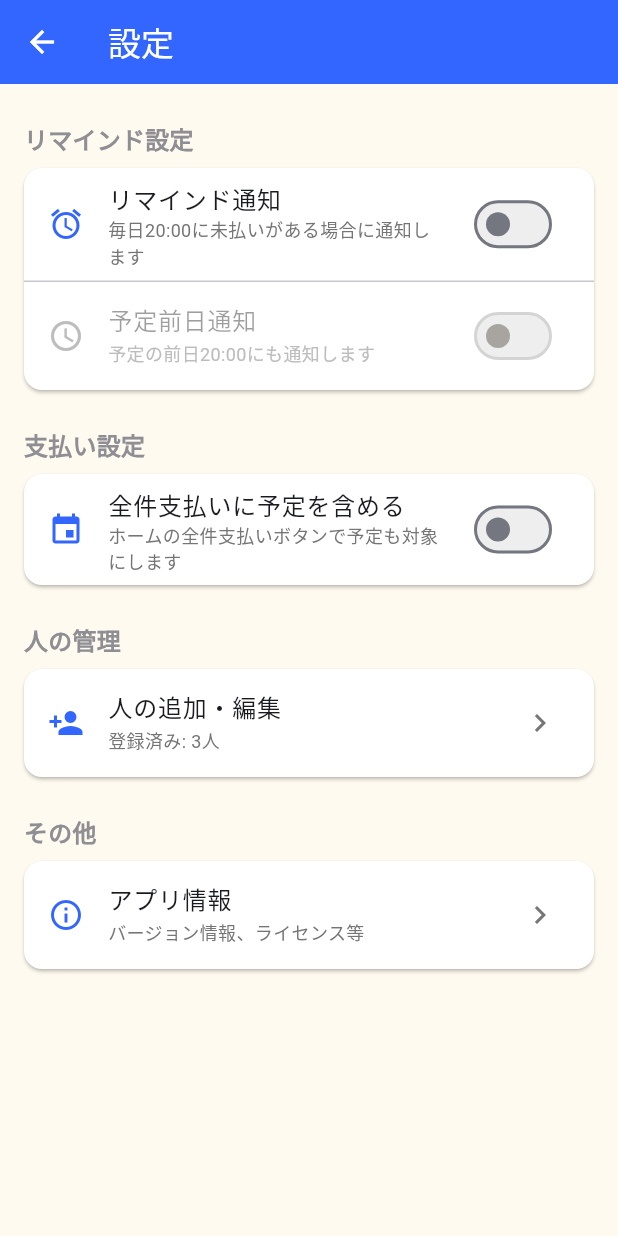
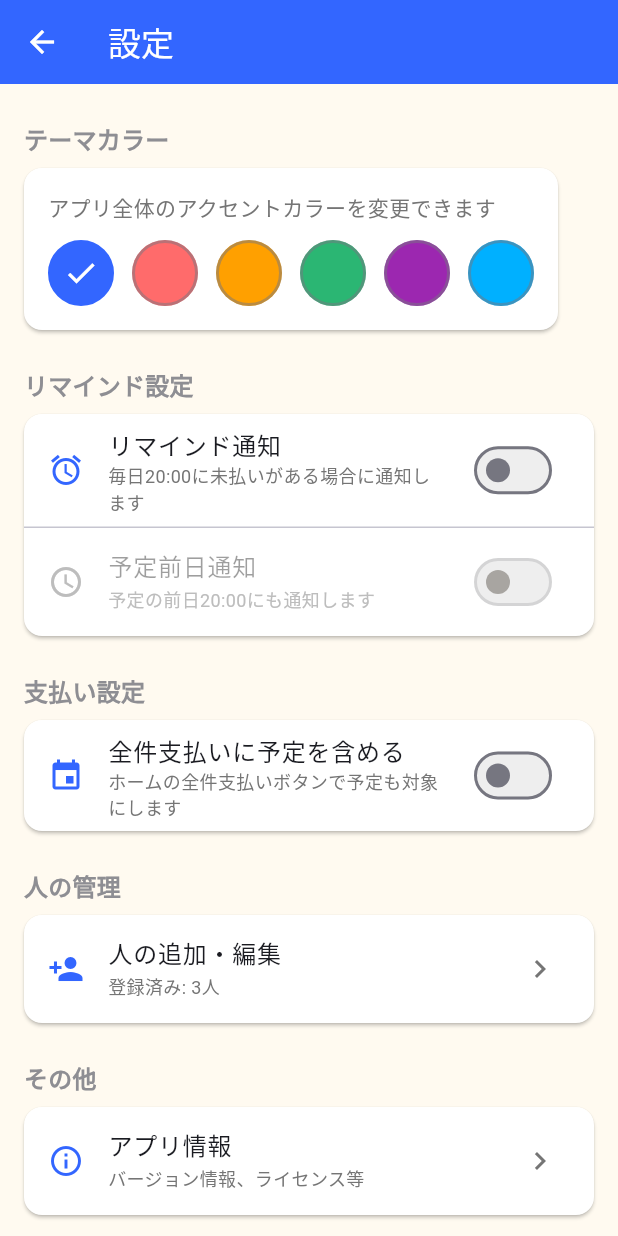
Before and after one commit to N-plus/PaymentCalendar, a Flutter app: the screen it shows after launch, after a tap on the "settings" icon, on a phone screen of 412 x 824 dp. Run offline on Flutter 3.47's test engine with Material 3 defaults, Android fonts, the phone set to English and light mode, and no system bars; our stand-ins replace flutter_local_notifications, flutter_riverpod, image_picker, shared_preferences, timezone.

Commit message:
Allow selecting and saving theme color

```diff
--- a/lib/main.dart
+++ b/lib/main.dart
@@ -1,6 +1,7 @@
 import 'package:flutter/material.dart';
 import 'package:flutter_local_notifications/flutter_local_notifications.dart';
 import 'package:flutter_riverpod/flutter_riverpod.dart';
+import 'package:shared_preferences/shared_preferences.dart';
 
 import 'providers/settings_provider.dart';
 import 'screens/home/home_screen.dart';
@@ -12,10 +13,12 @@ Future<void> main() async {
   WidgetsFlutterBinding.ensureInitialized();
   final reminderService = ReminderService(FlutterLocalNotificationsPlugin());
   await reminderService.initialize();
+  final preferences = await SharedPreferences.getInstance();
   runApp(
     ProviderScope(
       overrides: [
         reminderServiceProvider.overrideWithValue(reminderService),
+        sharedPreferencesProvider.overrideWithValue(preferences),
       ],
       child: const PaymentCalendarApp(),
     ),
@@ -28,16 +31,27 @@ class PaymentCalendarApp extends ConsumerWidget {
   @override
   Widget build(BuildContext context, WidgetRef ref) {
     ref.watch(reminderCoordinatorProvider);
+    final settings = ref.watch(settingsProvider);
+    final themeColor = settings.themeColor;
+    final colorScheme = ColorScheme.fromSeed(seedColor: themeColor).copyWith(
+      background: const Color(0xFFFFFAF0),
+      surface: const Color(0xFFFFFAF0),
+      primary: themeColor,
+    );
     return MaterialApp(
       title: 'Payment Calendar',
       debugShowCheckedModeBanner: false,
       theme: ThemeData(
-        colorScheme: ColorScheme.fromSeed(seedColor: const Color(0xFF3366CC))
-            .copyWith(
-          background: const Color(0xFFFFFAF0),
-          surface: const Color(0xFFFFFAF0),
+        colorScheme: colorScheme,
+        scaffoldBackgroundColor: const Color(0xFFFFFAF0),
+        appBarTheme: AppBarTheme(
+          backgroundColor: colorScheme.primary,
+          foregroundColor: Colors.white,
         ),
-        scaffoldBackgroundColor: const Color(0xFFFFFAF0),
+        floatingActionButtonTheme: FloatingActionButtonThemeData(
+          backgroundColor: colorScheme.primary,
+          foregroundColor: Colors.white,
+        ),
         inputDecorationTheme: InputDecorationTheme(
           border: OutlineInputBorder(
             borderRadius: BorderRadius.circular(8),
@@ -96,7 +110,7 @@ class _RootPageState extends ConsumerState<RootPage> {
       ),
       bottomNavigationBar: BottomNavigationBar(
         currentIndex: _index,
-        selectedItemColor: const Color(0xFF3366FF),
+        selectedItemColor: Theme.of(context).colorScheme.primary,
         onTap: (value) => setState(() => _index = value),
         items: const [
           BottomNavigationBarItem(
--- a/lib/models/settings.dart
+++ b/lib/models/settings.dart
@@ -1,18 +1,25 @@
+import 'package:flutter/material.dart';
+
+const Color kDefaultThemeColor = Color(0xFF3366FF);
+
 class SettingsState {
   const SettingsState({
     this.reminderEnabled = false,
     this.plannedReminderEnabled = false,
     this.quickPayIncludesPlanned = false,
+    this.themeColor = kDefaultThemeColor,
   });
 
   final bool reminderEnabled;
   final bool plannedReminderEnabled;
   final bool quickPayIncludesPlanned;
+  final Color themeColor;
 
   SettingsState copyWith({
     bool? reminderEnabled,
     bool? plannedReminderEnabled,
     bool? quickPayIncludesPlanned,
+    Color? themeColor,
   }) {
     return SettingsState(
       reminderEnabled: reminderEnabled ?? this.reminderEnabled,
@@ -20,6 +27,7 @@ class SettingsState {
           plannedReminderEnabled ?? this.plannedReminderEnabled,
       quickPayIncludesPlanned:
           quickPayIncludesPlanned ?? this.quickPayIncludesPlanned,
+      themeColor: themeColor ?? this.themeColor,
     );
   }
 
@@ -31,7 +39,8 @@ class SettingsState {
     return other is SettingsState &&
         other.reminderEnabled == reminderEnabled &&
         other.plannedReminderEnabled == plannedReminderEnabled &&
-        other.quickPayIncludesPlanned == quickPayIncludesPlanned;
+        other.quickPayIncludesPlanned == quickPayIncludesPlanned &&
+        other.themeColor == themeColor;
   }
 
   @override
@@ -39,5 +48,6 @@ class SettingsState {
         reminderEnabled,
         plannedReminderEnabled,
         quickPayIncludesPlanned,
+        themeColor,
       );
 }
--- a/lib/providers/settings_provider.dart
+++ b/lib/providers/settings_provider.dart
@@ -2,6 +2,7 @@ import 'dart:async';
 
 import 'package:flutter/material.dart';
 import 'package:flutter_riverpod/flutter_riverpod.dart';
+import 'package:shared_preferences/shared_preferences.dart';
 
 import '../models/expense.dart';
 import '../models/settings.dart';
@@ -12,10 +13,15 @@ final reminderServiceProvider = Provider<ReminderService>((ref) {
   throw UnimplementedError('ReminderService must be provided in main.dart');
 });
 
+final sharedPreferencesProvider = Provider<SharedPreferences>((ref) {
+  throw UnimplementedError('SharedPreferences must be provided in main.dart');
+});
+
 final settingsProvider =
     StateNotifierProvider<SettingsNotifier, SettingsState>((ref) {
   final service = ref.watch(reminderServiceProvider);
-  return SettingsNotifier(service);
+  final preferences = ref.watch(sharedPreferencesProvider);
+  return SettingsNotifier(service, preferences);
 });
 
 final reminderCoordinatorProvider = Provider<void>((ref) {
@@ -30,9 +36,15 @@ final reminderCoordinatorProvider = Provider<void>((ref) {
 });
 
 class SettingsNotifier extends StateNotifier<SettingsState> {
-  SettingsNotifier(this._reminderService) : super(const SettingsState());
+  SettingsNotifier(this._reminderService, this._preferences)
+      : super(const SettingsState()) {
+    unawaited(_restoreSettings());
+  }
 
   final ReminderService _reminderService;
+  final SharedPreferences _preferences;
+
+  static const _themeColorKey = 'theme_color';
 
   Future<void> toggleReminder(bool value) async {
     state = state.copyWith(reminderEnabled: value);
@@ -60,6 +72,18 @@ class SettingsNotifier extends StateNotifier<SettingsState> {
 
   void setQuickPayIncludesPlanned(bool value) {
     state = state.copyWith(quickPayIncludesPlanned: value);
+  }
+
+  Future<void> setThemeColor(Color color) async {
+    state = state.copyWith(themeColor: color);
+    await _preferences.setInt(_themeColorKey, color.value);
+  }
+
+  Future<void> _restoreSettings() async {
+    final colorValue = _preferences.getInt(_themeColorKey);
+    if (colorValue != null) {
+      state = state.copyWith(themeColor: Color(colorValue));
+    }
   }
 
   Future<void> refreshReminders(List<Expense> expenses) async {
--- a/lib/screens/home/home_screen.dart
+++ b/lib/screens/home/home_screen.dart
@@ -29,7 +29,7 @@ class HomeScreen extends ConsumerWidget {
       backgroundColor: const Color(0xFFFFFAF0),
       appBar: AppBar(
         title: const Text('ホーム'),
-        backgroundColor: const Color(0xFF3366FF),
+        backgroundColor: colorScheme.primary,
         foregroundColor: Colors.white,
         elevation: 0,
         actions: [
@@ -62,7 +62,7 @@ class HomeScreen extends ConsumerWidget {
                 Switch(
                   value: includePlanned,
                   activeColor: Colors.white,
-                  activeTrackColor: const Color(0xFF3366FF),
+                  activeTrackColor: colorScheme.primary,
                   inactiveTrackColor: const Color(0xFFEEEEEE),
                   onChanged: (value) => ref
                       .read(includePlannedInSummaryProvider.notifier)
@@ -92,7 +92,7 @@ class HomeScreen extends ConsumerWidget {
         ],
       ),
       floatingActionButton: FloatingActionButton(
-        backgroundColor: const Color(0xFF3366FF),
+        backgroundColor: colorScheme.primary,
         onPressed: () async {
           await showModalBottomSheet<void>(
             context: context,
--- a/lib/screens/settings/settings_screen.dart
+++ b/lib/screens/settings/settings_screen.dart
@@ -11,7 +11,14 @@ import '../../providers/people_provider.dart';
 import '../../providers/settings_provider.dart';
 import '../../widgets/person_avatar.dart';
 
-const _settingsIconColor = Color(0xFF3366FF);
+const _themeColorOptions = <Color>[
+  Color(0xFF3366FF),
+  Color(0xFFFF6B6B),
+  Color(0xFFFFA000),
+  Color(0xFF2BB673),
+  Color(0xFF9C27B0),
+  Color(0xFF00B0FF),
+];
 
 class SettingsScreen extends ConsumerWidget {
   const SettingsScreen({super.key});
@@ -20,17 +27,53 @@ class SettingsScreen extends ConsumerWidget {
   Widget build(BuildContext context, WidgetRef ref) {
     final settings = ref.watch(settingsProvider);
     final people = ref.watch(peopleProvider);
+    final colorScheme = Theme.of(context).colorScheme;
 
     return Scaffold(
       appBar: AppBar(
         title: const Text('設定'),
         elevation: 0,
-        backgroundColor: const Color(0xFF3366FF),
+        backgroundColor: colorScheme.primary,
         foregroundColor: Colors.white,
       ),
       body: ListView(
         padding: EdgeInsets.zero,
         children: [
+          _SettingsSection(
+            title: 'テーマカラー',
+            children: [
+              Padding(
+                padding: const EdgeInsets.all(16),
+                child: Column(
+                  crossAxisAlignment: CrossAxisAlignment.start,
+                  children: [
+                    Text(
+                      'アプリ全体のアクセントカラーを変更できます',
+                      style: Theme.of(context)
+                          .textTheme
+                          .bodyMedium
+                          ?.copyWith(color: Colors.grey.shade600),
+                    ),
+                    const SizedBox(height: 12),
+                    Wrap(
+                      spacing: 12,
+                      runSpacing: 12,
+                      children: [
+                        for (final color in _themeColorOptions)
+                          _ThemeColorOption(
+                            color: color,
+                            selected: color.value == settings.themeColor.value,
+                            onSelected: () => ref
+                                .read(settingsProvider.notifier)
+                                .setThemeColor(color),
+                          ),
+                      ],
+                    ),
+                  ],
+                ),
+              ),
+            ],
+          ),
           _SettingsSection(
             title: 'リマインド設定',
             children: [
@@ -39,6 +82,7 @@ class SettingsScreen extends ConsumerWidget {
                 subtitle: '毎日20:00に未払いがある場合に通知します',
                 value: settings.reminderEnabled,
                 icon: Icons.alarm,
+                accentColor: colorScheme.primary,
                 onChanged: (value) async {
                   final messenger = ScaffoldMessenger.of(context);
                   await ref
@@ -64,6 +108,7 @@ class SettingsScreen extends ConsumerWidget {
                 value: settings.plannedReminderEnabled,
                 icon: Icons.schedule,
                 enabled: settings.reminderEnabled,
+                accentColor: colorScheme.primary,
                 onChanged: (value) async {
                   await ref
                       .read(settingsProvider.notifier)
@@ -80,6 +125,7 @@ class SettingsScreen extends ConsumerWidget {
                 subtitle: 'ホームの全件支払いボタンで予定も対象にします',
                 value: settings.quickPayIncludesPlanned,
                 icon: Icons.event,
+                accentColor: colorScheme.primary,
                 onChanged: (value) => ref
                     .read(settingsProvider.notifier)
                     .setQuickPayIncludesPlanned(value),
@@ -95,6 +141,7 @@ class SettingsScreen extends ConsumerWidget {
                     ? 'まだ人が登録されていません'
                     : '登録済み: ${people.length}人',
                 leadingIcon: Icons.person_add,
+                accentColor: colorScheme.primary,
                 onTap: () => Navigator.of(context).push(
                   MaterialPageRoute<void>(
                     builder: (_) => const _PersonManagementScreen(),
@@ -110,6 +157,7 @@ class SettingsScreen extends ConsumerWidget {
                 title: 'アプリ情報',
                 subtitle: 'バージョン情報、ライセンス等',
                 leadingIcon: Icons.info_outline,
+                accentColor: colorScheme.primary,
                 onTap: () => _showAppInfo(context),
               ),
             ],
@@ -180,6 +228,7 @@ class _SettingsSwitchTile extends StatelessWidget {
     required this.onChanged,
     this.icon,
     this.enabled = true,
+    this.accentColor,
   });
 
   final String title;
@@ -188,6 +237,7 @@ class _SettingsSwitchTile extends StatelessWidget {
   final ValueChanged<bool> onChanged;
   final IconData? icon;
   final bool enabled;
+  final Color? accentColor;
 
   @override
   Widget build(BuildContext context) {
@@ -202,14 +252,16 @@ class _SettingsSwitchTile extends StatelessWidget {
       ),
       value: enabled ? value : false,
       activeColor: Colors.white,
-      activeTrackColor: const Color(0xFF3366FF),
+      activeTrackColor: accentColor ?? Theme.of(context).colorScheme.primary,
       inactiveTrackColor: const Color(0xFFEEEEEE),
       onChanged: enabled ? onChanged : null,
       secondary: icon == null
           ? null
           : Icon(
               icon,
-              color: enabled ? _settingsIconColor : Colors.grey.shade400,
+              color: enabled
+                  ? (accentColor ?? Theme.of(context).colorScheme.primary)
+                  : Colors.grey.shade400,
             ),
     );
 
@@ -224,6 +276,7 @@ class _SettingsListTile extends StatelessWidget {
     required this.onTap,
     this.leadingIcon,
     this.trailingIcon = Icons.chevron_right,
+    this.accentColor,
   });
 
   final String title;
@@ -231,6 +284,7 @@ class _SettingsListTile extends StatelessWidget {
   final VoidCallback onTap;
   final IconData? leadingIcon;
   final IconData trailingIcon;
+  final Color? accentColor;
 
   @override
   Widget build(BuildContext context) {
@@ -242,9 +296,53 @@ class _SettingsListTile extends StatelessWidget {
       ),
       leading: leadingIcon == null
           ? null
-          : Icon(leadingIcon, color: _settingsIconColor),
+          : Icon(
+              leadingIcon,
+              color: accentColor ?? Theme.of(context).colorScheme.primary,
+            ),
       trailing: Icon(trailingIcon, color: Colors.grey.shade600),
       onTap: onTap,
+    );
+  }
+}
+
+class _ThemeColorOption extends StatelessWidget {
+  const _ThemeColorOption({
+    required this.color,
+    required this.selected,
+    required this.onSelected,
+  });
+
+  final Color color;
+  final bool selected;
+  final VoidCallback onSelected;
+
+  @override
+  Widget build(BuildContext context) {
+    final borderColor = selected
+        ? color
+        : Theme.of(context).colorScheme.outline.withOpacity(0.5);
+    return GestureDetector(
+      onTap: onSelected,
+      child: AnimatedContainer(
+        duration: const Duration(milliseconds: 200),
+        width: 44,
+        height: 44,
+        decoration: BoxDecoration(
+          color: color,
+          shape: BoxShape.circle,
+          border: Border.all(
+            color: borderColor,
+            width: selected ? 4 : 2,
+          ),
+        ),
+        child: selected
+            ? const Icon(
+                Icons.check,
+                color: Colors.white,
+              )
+            : null,
+      ),
     );
   }
 }
@@ -464,9 +562,9 @@ class _PersonManagementScreenState
             ),
       floatingActionButton: FloatingActionButton.extended(
         onPressed: _addPerson,
-        icon: const Icon(
+        icon: Icon(
           Icons.person_add,
-          color: Color(0xFF3366FF),
+          color: Theme.of(context).colorScheme.primary,
         ),
         label: const Text(
           '人を追加',
--- a/lib/screens/unpaid/unpaid_screen.dart
+++ b/lib/screens/unpaid/unpaid_screen.dart
@@ -66,12 +66,13 @@ class _UnpaidScreenState extends ConsumerState<UnpaidScreen> {
 
     final total =
         filteredExpenses.fold<int>(0, (sum, expense) => sum + expense.amount);
+    final colorScheme = Theme.of(context).colorScheme;
 
     return Scaffold(
       backgroundColor: const Color(0xFFFFFAF0),
       appBar: AppBar(
         title: const Text('未払い一覧'),
-        backgroundColor: const Color(0xFF3366FF),
+        backgroundColor: colorScheme.primary,
         foregroundColor: Colors.white,
         elevation: 0,
       ),
@@ -109,7 +110,7 @@ class _UnpaidScreenState extends ConsumerState<UnpaidScreen> {
                       icon: const Icon(Icons.filter_list, size: 18),
                       label: const Text('フィルタ'),
                       style: ElevatedButton.styleFrom(
-                        backgroundColor: const Color(0xFF3366FF),
+                        backgroundColor: colorScheme.primary,
                         foregroundColor: Colors.white,
                         elevation: 0,
                       ),
--- a/lib/widgets/radio_option_tile.dart
+++ b/lib/widgets/radio_option_tile.dart
@@ -21,7 +21,6 @@ class RadioOptionTile<T> extends StatelessWidget {
   @override
   Widget build(BuildContext context) {
     final selected = value == groupValue;
-    const selectedColor = Color(0xFF3366FF);
     final colorScheme = Theme.of(context).colorScheme;
     return Semantics(
       inMutuallyExclusiveGroup: true,
@@ -31,9 +30,9 @@ class RadioOptionTile<T> extends StatelessWidget {
         contentPadding: contentPadding,
         leading: Icon(
           selected ? Icons.radio_button_checked : Icons.radio_button_off,
-          color: selected ? selectedColor : colorScheme.outline,
+          color: selected ? colorScheme.primary : colorScheme.outline,
         ),
-        selectedColor: selectedColor,
+        selectedColor: colorScheme.primary,
         title: title,
         subtitle: subtitle,
         onTap: () => onSelected(value),
--- a/pubspec.yaml
+++ b/pubspec.yaml
@@ -18,6 +18,7 @@ dependencies:
   timezone: ^0.9.2
   multi_dropdown:
     path: packages/multi_dropdown
+  shared_preferences: ^2.2.2
 
 dev_dependencies:
   flutter_test:
```
